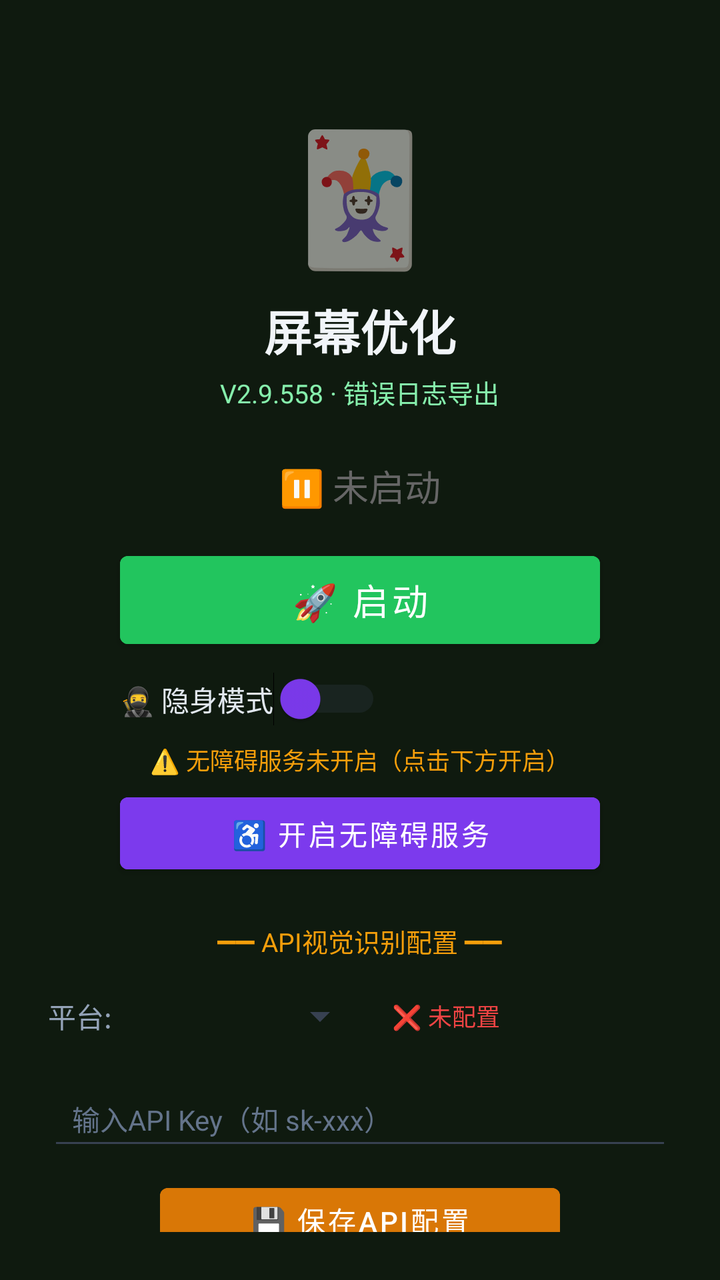
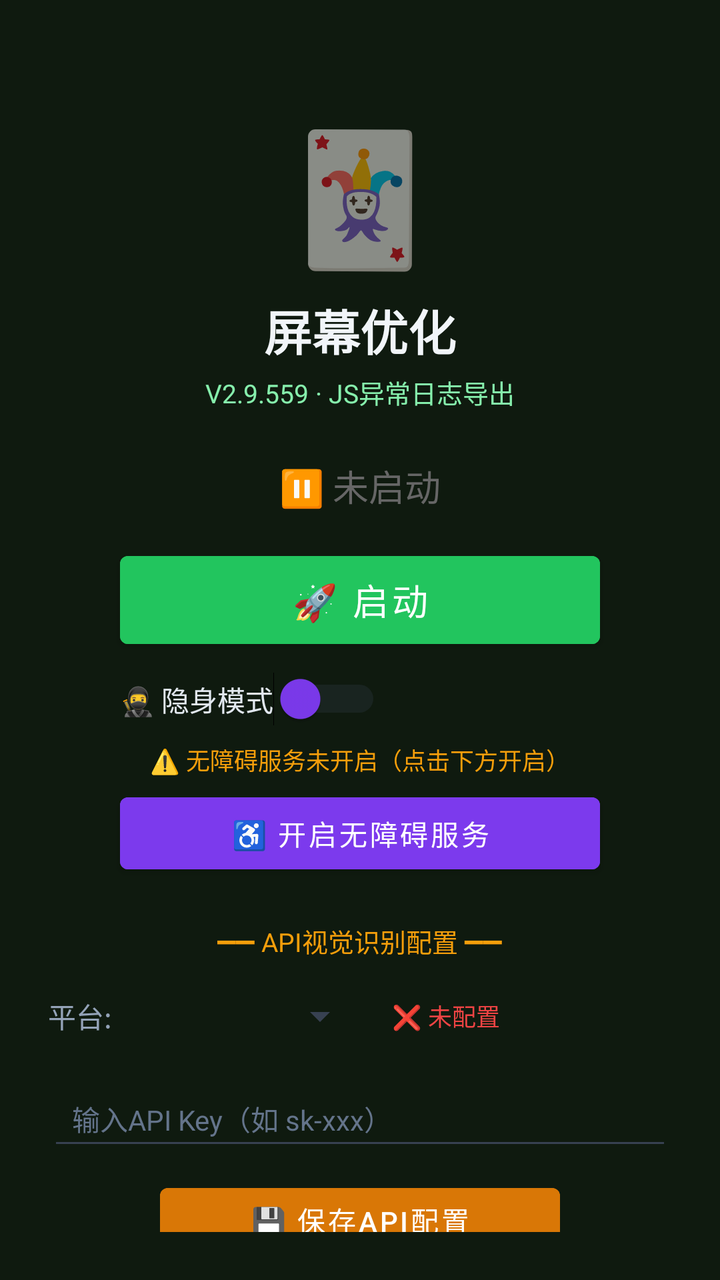

Screens rendered from an Android XML layout before and after an edit, with the pre-edit source and the edit as a unified diff.
<!-- AndroidManifest.xml: activity theme Theme.MjScreenshot -->
<!-- res/layout/activity_main.xml -->
<?xml version="1.0" encoding="utf-8"?>
<LinearLayout xmlns:android="http://schemas.android.com/apk/res/android"
    android:layout_width="match_parent"
    android:layout_height="match_parent"
    android:orientation="vertical"
    android:background="#0f1a0f"
    android:padding="24dp"
    android:gravity="center_horizontal">

    <TextView
        android:layout_width="wrap_content"
        android:layout_height="wrap_content"
        android:text="🃏"
        android:textSize="64sp"
        android:layout_marginTop="30dp" />

    <TextView
        android:layout_width="wrap_content"
        android:layout_height="wrap_content"
        android:text="屏幕优化"
        android:textSize="24sp"
        android:textColor="#f1f5f9"
        android:textStyle="bold"
        android:layout_marginTop="8dp" />

    <TextView
        android:layout_width="wrap_content"
        android:layout_height="wrap_content"
        android:text="V2.9.558 · 错误日志导出"
        android:textSize="13sp"
        android:textColor="#86efac"
        android:layout_marginTop="4dp" />

    <TextView
        android:id="@+id/tvStatus"
        android:layout_width="wrap_content"
        android:layout_height="wrap_content"
        android:text="⏸ 未启动"
        android:textSize="18sp"
        android:textColor="#666666"
        android:layout_marginTop="24dp" />

    <Button
        android:id="@+id/btnStart"
        android:layout_width="240dp"
        android:layout_height="56dp"
        android:text="🚀 启动"
        android:textSize="18sp"
        android:textColor="#ffffff"
        android:backgroundTint="#22c55e"
        android:layout_marginTop="16dp" />

    <Button
        android:id="@+id/btnHelper"
        android:layout_width="240dp"
        android:layout_height="56dp"
        android:text="🃏 打开智囊"
        android:textSize="16sp"
        android:textColor="#ffffff"
        android:backgroundTint="#16a34a"
        android:layout_marginTop="12dp"
        android:visibility="gone" />

    
    <LinearLayout
        android:layout_width="240dp"
        android:layout_height="wrap_content"
        android:orientation="horizontal"
        android:gravity="center_vertical"
        android:layout_marginTop="8dp">

        <Switch
            android:id="@+id/switchStealth"
            android:layout_width="wrap_content"
            android:layout_height="wrap_content"
            android:text="🥷 隐身模式"
            android:textColor="#e2e8f0"
            android:textSize="14sp"
            android:thumbTint="#7c3aed"
            android:trackTint="#374151" />
    </LinearLayout>

    <TextView
        android:id="@+id/tvAccessibilityStatus"
        android:layout_width="wrap_content"
        android:layout_height="wrap_content"
        android:text="⚠️ 无障碍服务未开启（点击下方开启）"
        android:textSize="12sp"
        android:textColor="#f59e0b"
        android:layout_marginTop="8dp"
        android:gravity="center" />

    <Button
        android:id="@+id/btnAccessibility"
        android:layout_width="240dp"
        android:layout_height="48dp"
        android:text="♿ 开启无障碍服务"
        android:textSize="14sp"
        android:textColor="#ffffff"
        android:backgroundTint="#7c3aed"
        android:layout_marginTop="4dp" />

    <TextView
        android:layout_width="wrap_content"
        android:layout_height="wrap_content"
        android:text="━━ API视觉识别配置 ━━"
        android:textSize="13sp"
        android:textColor="#f59e0b"
        android:layout_marginTop="20dp" />

    <LinearLayout
        android:layout_width="match_parent"
        android:layout_height="wrap_content"
        android:orientation="horizontal"
        android:layout_marginTop="8dp"
        android:gravity="center_vertical">

        <TextView
            android:layout_width="wrap_content"
            android:layout_height="wrap_content"
            android:text="平台:"
            android:textSize="14sp"
            android:textColor="#94a3b8" />

        <Spinner
            android:id="@+id/spinnerProvider"
            android:layout_width="120dp"
            android:layout_height="40dp"
            android:layout_marginStart="8dp"
            android:backgroundTint="#374151" />

        <TextView
            android:id="@+id/tvApiStatus"
            android:layout_width="wrap_content"
            android:layout_height="wrap_content"
            android:text="❌ 未配置"
            android:textSize="12sp"
            android:textColor="#ef4444"
            android:layout_marginStart="12dp" />
    </LinearLayout>

    <EditText
        android:id="@+id/etApiKey"
        android:layout_width="match_parent"
        android:layout_height="44dp"
        android:hint="输入API Key（如 sk-xxx）"
        android:textSize="14sp"
        android:textColor="#e2e8f0"
        android:textColorHint="#64748b"
        android:backgroundTint="#374151"
        android:inputType="textPassword"
        android:layout_marginTop="8dp"
        android:paddingStart="12dp"
        android:paddingEnd="12dp" />

    <Button
        android:id="@+id/btnSaveApi"
        android:layout_width="200dp"
        android:layout_height="44dp"
        android:text="💾 保存API配置"
        android:textSize="14sp"
        android:textColor="#ffffff"
        android:backgroundTint="#d97706"
        android:layout_marginTop="8dp" />

    <TextView
        android:id="@+id/tvHint"
        android:layout_width="wrap_content"
        android:layout_height="wrap_content"
        android:text="先点上方按钮启动截屏"
        android:textSize="13sp"
        android:textColor="#666666"
        android:layout_marginTop="12dp"
        android:gravity="center" />

    <TextView
        android:layout_width="wrap_content"
        android:layout_height="wrap_content"
        android:text="使用步骤：\n1. 配置API Key（支持OpenAI/通义千问VL/硅基流动）\n2. 点「开启无障碍服务」→ 开启\n3. 开启「🥷隐身模式」(反检测)\n4. 点「启动」→ 允许悬浮窗\n5. 打牌时点屏幕上的🎯悬浮球即可截屏识别\n★ 拖动悬浮球可移到不挡牌的位置 ★\n★ 长按悬浮球可展开/收起详细面板 ★\n★ 悬浮球边框颜色=建议：绿=加注 橙=跟注 红=弃牌 ★"
        android:textSize="12sp"
        android:textColor="#64748b"
        android:layout_marginTop="12dp"
        android:lineSpacingExtra="3dp" />

</LinearLayout>
<!-- resources referenced by this layout -->
<resources>
  <style name="Theme.MjScreenshot" parent="Theme.MaterialComponents.DayNight.DarkActionBar">
          <item name="colorPrimary">#1e40af</item>
          <item name="colorPrimaryVariant">#1e3a8a</item>
          <item name="colorOnPrimary">#ffffff</item>
          <item name="android:statusBarColor">#0f172a</item>
      </style>
</resources>

<!-- the commit's change to res/layout/activity_main.xml (unified diff, before → after) -->
@@ -26,7 +26,7 @@
     <TextView
         android:layout_width="wrap_content"
         android:layout_height="wrap_content"
-        android:text="V2.9.558 · 错误日志导出"
+        android:text="V2.9.559 · JS异常日志导出"
         android:textSize="13sp"
         android:textColor="#86efac"
         android:layout_marginTop="4dp" />
